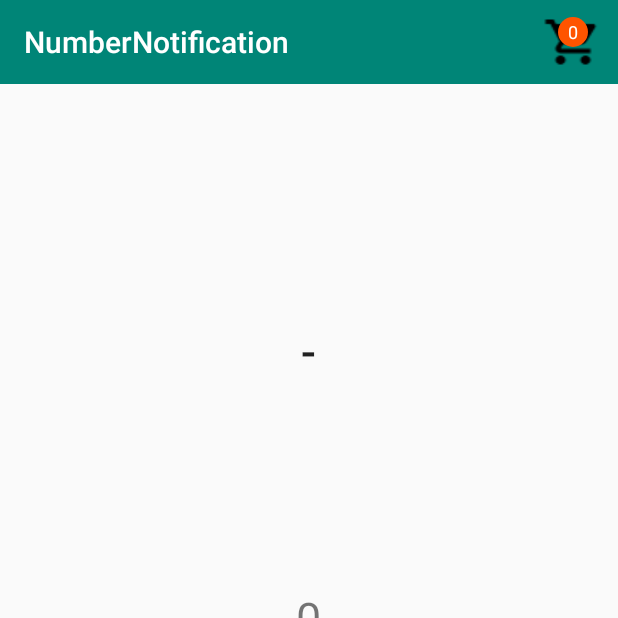
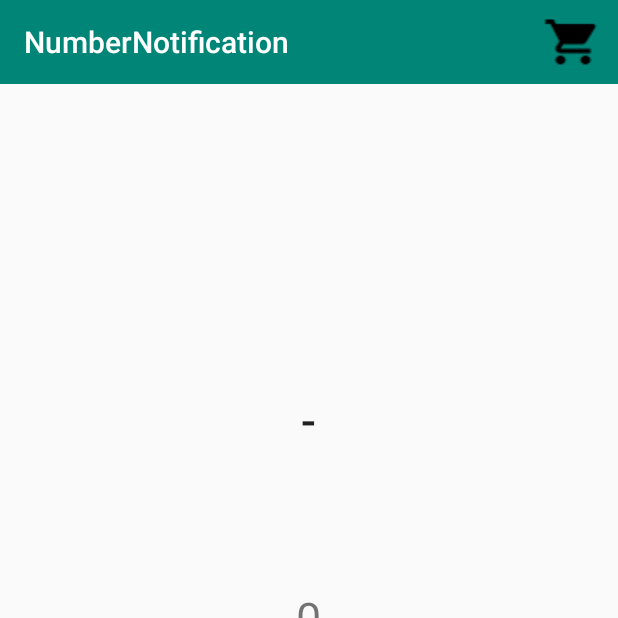
Before and after one commit to okparbaba/NumberNotification, an Android app: the screen it shows after launch (MainActivity), on a phone screen of 412 x 824 dp, the top half of it. Run offline under Robolectric (Android 15) with nearby library versions, the phone set to English and light mode, and no system bars.

Commit message:
Third Modified

```diff
--- a/app/src/main/java/com/softwarefactory/numbernotification/MainActivity.kt
+++ b/app/src/main/java/com/softwarefactory/numbernotification/MainActivity.kt
@@ -1,5 +1,6 @@
 package com.softwarefactory.numbernotification
 
+import android.annotation.SuppressLint
 import android.content.Context
 import android.content.Intent
 import android.support.v7.app.AppCompatActivity
@@ -7,12 +8,14 @@ import android.os.Bundle
 import android.support.v7.widget.Toolbar
 import android.view.Menu
 import android.view.MenuItem
+import android.view.MotionEvent
 import android.view.View
 import android.widget.Button
 import android.widget.ImageButton
 import android.widget.TextView
 import android.widget.Toast
 import kotlinx.android.synthetic.main.activity_main.*
+import kotlinx.android.synthetic.main.card_layout.*
 
 class MainActivity : AppCompatActivity() {
     private lateinit var mImageBtn: ImageButton
@@ -23,6 +26,7 @@ class MainActivity : AppCompatActivity() {
     private  var mContext: Context = this@MainActivity
     private lateinit var mMyTollbar: Toolbar
     private lateinit var mPlusBtn: Button
+    @SuppressLint("ClickableViewAccessibility")
     override fun onCreate(savedInstanceState: Bundle?) {
         super.onCreate(savedInstanceState)
         setContentView(R.layout.activity_main)
@@ -33,14 +37,24 @@ class MainActivity : AppCompatActivity() {
         mPlusBtn = findViewById(R.id.plus_btn)
         mActivityTv = findViewById(R.id.activity_tv)
 
-        mPlusBtn.setOnClickListener { doIncrement() }
+        mPlusBtn.setOnClickListener {
+            count_tv_layout.visibility = View.VISIBLE
+            doIncrement()
+        }
+
         minus_btn.setOnClickListener { doDecrement() }
     }
 
     private fun doDecrement() {
-        mCount--
-        mCountTv.text = mCount.toString()
-        mActivityTv.text = mCount.toString()
+
+            mActivityTv.text = mCount.toString()
+            mCountTv.text = mCount.toString()
+        if (mCount>0){
+            mCount--
+        }
+        if (mCount<=0){
+            count_tv_layout.visibility = View.GONE
+        }
     }
 
     override fun onCreateOptionsMenu(menu: Menu): Boolean {
@@ -61,8 +75,9 @@ class MainActivity : AppCompatActivity() {
     }
 
     private fun doIncrement() {
-        mCount++
-        mCountTv.text = mCount.toString()
-        mActivityTv.text = mCount.toString()
+            mCount++
+            mCountTv.text = mCount.toString()
+            mActivityTv.text = mCount.toString()
+
     }
 }
--- a/app/src/main/res/layout/activity_main.xml
+++ b/app/src/main/res/layout/activity_main.xml
@@ -31,12 +31,11 @@
         android:id="@+id/minus_btn"
         android:layout_width="wrap_content"
         android:layout_height="wrap_content"
+        android:layout_above="@+id/activity_tv"
         android:layout_alignParentStart="true"
-        android:layout_alignParentTop="true"
         android:layout_alignParentEnd="true"
         android:layout_alignParentBottom="true"
         android:layout_marginStart="161dp"
-        android:layout_marginTop="163dp"
         android:layout_marginEnd="162dp"
         android:layout_marginBottom="520dp"
         android:background="?attr/selectableItemBackgroundBorderless"
--- a/app/src/main/res/layout/card_layout.xml
+++ b/app/src/main/res/layout/card_layout.xml
@@ -22,6 +22,7 @@
             android:layout_height="wrap_content"
             android:layout_alignParentTop="true"
             android:layout_centerHorizontal="true"
+            android:visibility="gone"
             android:layout_marginTop="11dp"
             android:background="@drawable/rounded_text_view"
             android:gravity="center"
```
